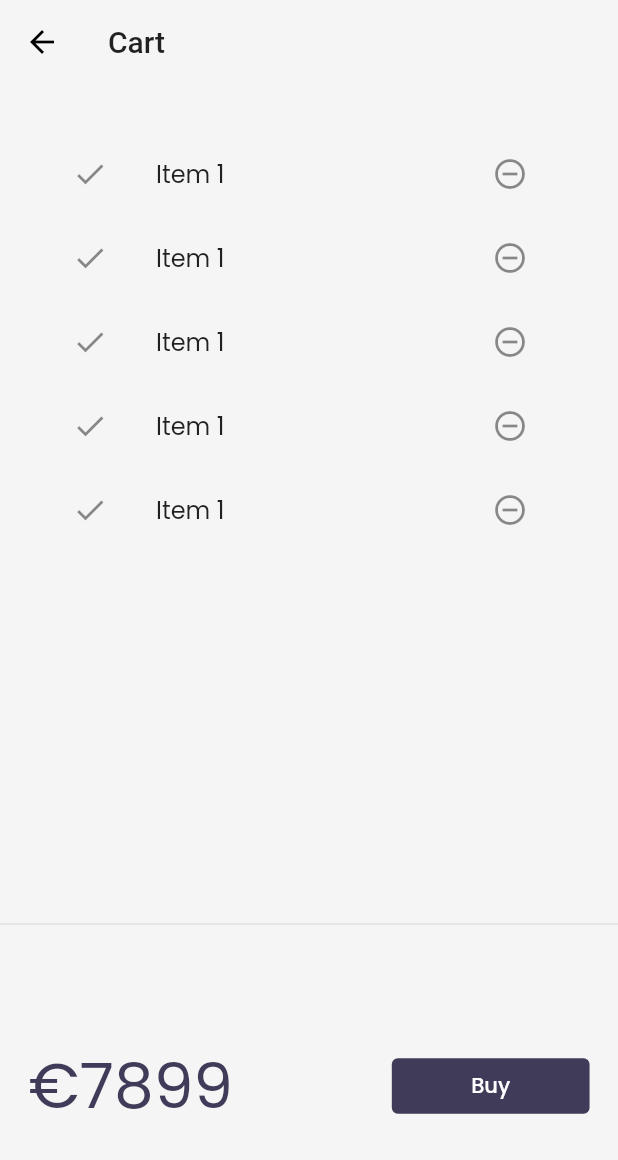
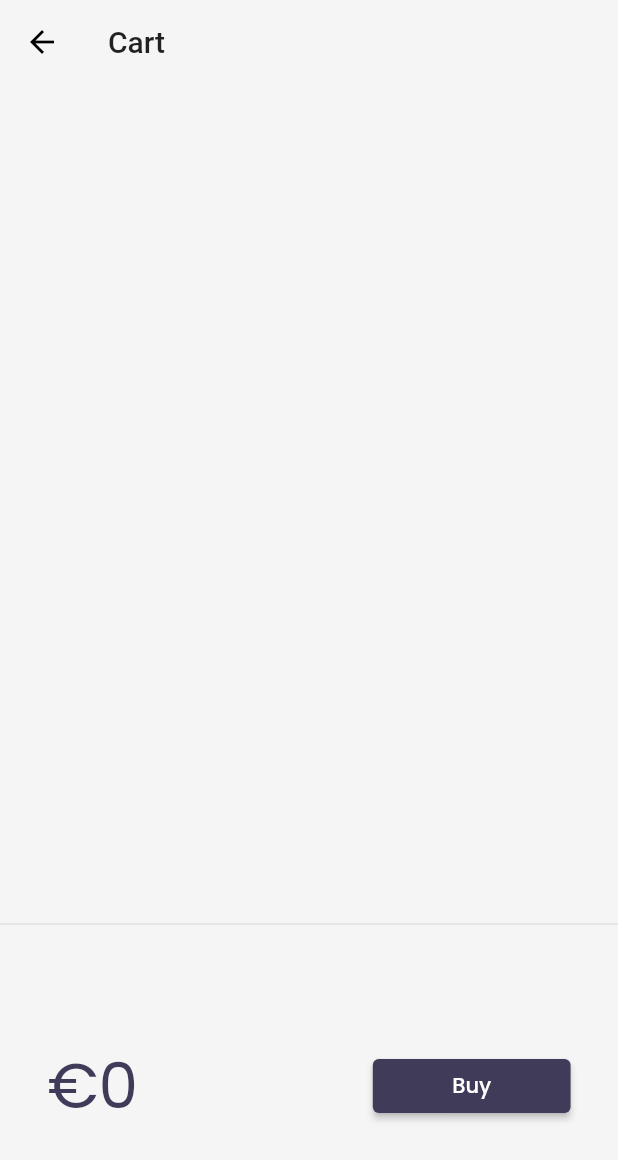
Before and after one commit to Emmanuel-tuyisenge/Flutter_E-Commerce, a Flutter app: the screen it shows after launch, after a tap on an icon or button, on a phone screen of 412 x 824 dp. Shown: the top 1160 px of the screen. Run offline on Flutter 3.47's test engine with Material 2 defaults, Android fonts, the phone set to English and light mode, and no system bars; our stand-ins replace google_fonts, velocity_x; network calls fail.

Commit message:
implement add to cart features

```diff
--- /dev/null
+++ b/lib/models/cart.dart
@@ -0,0 +1,40 @@
+import 'package:flutter_ecommerce/models/products.dart';
+
+class CartModel {
+  static final cartModel = CartModel._internal();
+
+  CartModel._internal();
+
+  factory CartModel() => cartModel;
+
+  //Product field
+  ProductModel? _product;
+
+  //Collection of ids - store ids of each item
+  final List<int> _itemIds = [];
+
+  //Get product
+  ProductModel get product => _product!;
+
+  set product(ProductModel newProduct) {
+    assert(newProduct != null);
+    _product = newProduct;
+  }
+
+  //get items in the cart
+  List<Item> get items => _itemIds.map((id) => _product!.getById(id)).toList();
+
+  //Get total price
+  num get totalPrice =>
+      items.fold(0, (total, current) => total + current.price);
+
+  //Add item
+  void add(Item item) {
+    _itemIds.add(item.id);
+  }
+
+  //Remove item
+  void remove(Item item) {
+    _itemIds.remove(item.id);
+  }
+}
--- a/lib/models/products.dart
+++ b/lib/models/products.dart
@@ -1,6 +1,15 @@
 import 'dart:convert';
 
 class ProductModel {
+
+
+  static final prodModel = ProductModel._internal();
+
+  ProductModel._internal();
+
+  factory ProductModel() => prodModel;
+
+
   static List<Item> items = [];
   /*= [
     Item(
@@ -14,10 +23,10 @@ class ProductModel {
   ];*/
 
   //Get Item by id
-  static Item getById(int id) =>
+  Item getById(int id) =>
       items.firstWhere((element) => element.id == id, orElse: null);
 
-  static Item getByPosition(int pos) => items[pos];
+  Item getByPosition(int pos) => items[pos];
 }
 
 class Item {
--- a/lib/pages/cart_page.dart
+++ b/lib/pages/cart_page.dart
@@ -1,4 +1,5 @@
 import 'package:flutter/material.dart';
+import 'package:flutter_ecommerce/models/cart.dart';
 
 import 'package:velocity_x/velocity_x.dart';
 
@@ -25,15 +26,24 @@ class CartPage extends StatelessWidget {
 class _CartTotal extends StatelessWidget {
   @override
   Widget build(BuildContext context) {
+    final _cart = CartModel();
     return SizedBox(
       height: 200,
       child: Row(
         mainAxisAlignment: MainAxisAlignment.spaceAround,
         children: [
-          "\€7899".text.xl5.color(context.theme.accentColor).make(),
+          "\€${_cart.totalPrice}"
+              .text
+              .xl5
+              .color(context.theme.accentColor)
+              .make(),
           30.widthBox,
-          TextButton(
-            onPressed: () {},
+          ElevatedButton(
+            onPressed: () {
+              ScaffoldMessenger.of(context).showSnackBar(
+                SnackBar(content: "Buying not supported yet".text.make()),
+              );
+            },
             style: ButtonStyle(
                 backgroundColor:
                     MaterialStateProperty.all(context.theme.buttonColor)),
@@ -51,17 +61,18 @@ class _CartList extends StatefulWidget {
 }
 
 class __CartListState extends State<_CartList> {
+  final _cart = CartModel();
   @override
   Widget build(BuildContext context) {
     return ListView.builder(
-      itemCount: 5,
+      itemCount: _cart.items.length,
       itemBuilder: (context, index) => ListTile(
         leading: Icon(Icons.done),
         trailing: IconButton(
           icon: Icon(Icons.remove_circle_outline),
           onPressed: () {},
         ),
-        title: "Item 1".text.make(),
+        title: _cart.items[index].name.text.make(),
       ),
     );
   }
--- a/lib/widgets/home_widgets/product_list.dart
+++ b/lib/widgets/home_widgets/product_list.dart
@@ -1,6 +1,6 @@
 import 'package:flutter/material.dart';
+import 'package:flutter_ecommerce/models/cart.dart';
 import 'package:flutter_ecommerce/pages/home_detail_page.dart';
-import 'package:flutter_ecommerce/widgets/themes.dart';
 import '../home_widgets/product_image.dart';
 import 'package:velocity_x/velocity_x.dart';
 import '/models/products.dart';
@@ -13,7 +13,7 @@ class ProductList extends StatelessWidget {
       itemCount: ProductModel.items.length,
       itemBuilder: (context, index) {
         //final product = ProductModel.items[index];
-        final product = ProductModel.getByPosition(index);
+        final product = ProductModel.items[index];
         return InkWell(
           onTap: () => Navigator.push(
             context,
@@ -62,14 +62,7 @@ class ProductItem extends StatelessWidget {
                 buttonPadding: EdgeInsets.zero,
                 children: [
                   "\€${product.price}".text.bold.xl.make(),
-                  ElevatedButton(
-                    onPressed: () {},
-                    style: ButtonStyle(
-                        backgroundColor: MaterialStateProperty.all(
-                            context.theme.buttonColor),
-                        shape: MaterialStateProperty.all(StadiumBorder())),
-                    child: "Add to cart".text.make(),
-                  ),
+                  _AddToCart(product: product),
                 ],
               ).pOnly(right: 8.0),
             ],
@@ -79,3 +72,35 @@ class ProductItem extends StatelessWidget {
     ).color(context.cardColor).rounded.square(150).make().py16();
   }
 }
+
+class _AddToCart extends StatefulWidget {
+  final Item product;
+  const _AddToCart({
+    Key? key,
+    required this.product,
+  }) : super(key: key);
+
+  @override
+  __AddToCartState createState() => __AddToCartState();
+}
+
+class __AddToCartState extends State<_AddToCart> {
+  bool isAdded = false;
+  @override
+  Widget build(BuildContext context) {
+    return ElevatedButton(
+      onPressed: () {
+        isAdded = isAdded.toggle();
+        final _product = ProductModel();
+        final _cart = CartModel();
+        _cart.product = _product;
+        _cart.add(widget.product);
+        setState(() {});
+      },
+      style: ButtonStyle(
+          backgroundColor: MaterialStateProperty.all(context.theme.buttonColor),
+          shape: MaterialStateProperty.all(StadiumBorder())),
+      child: isAdded ? Icon(Icons.done) : "Add to cart".text.make(),
+    );
+  }
+}
```
